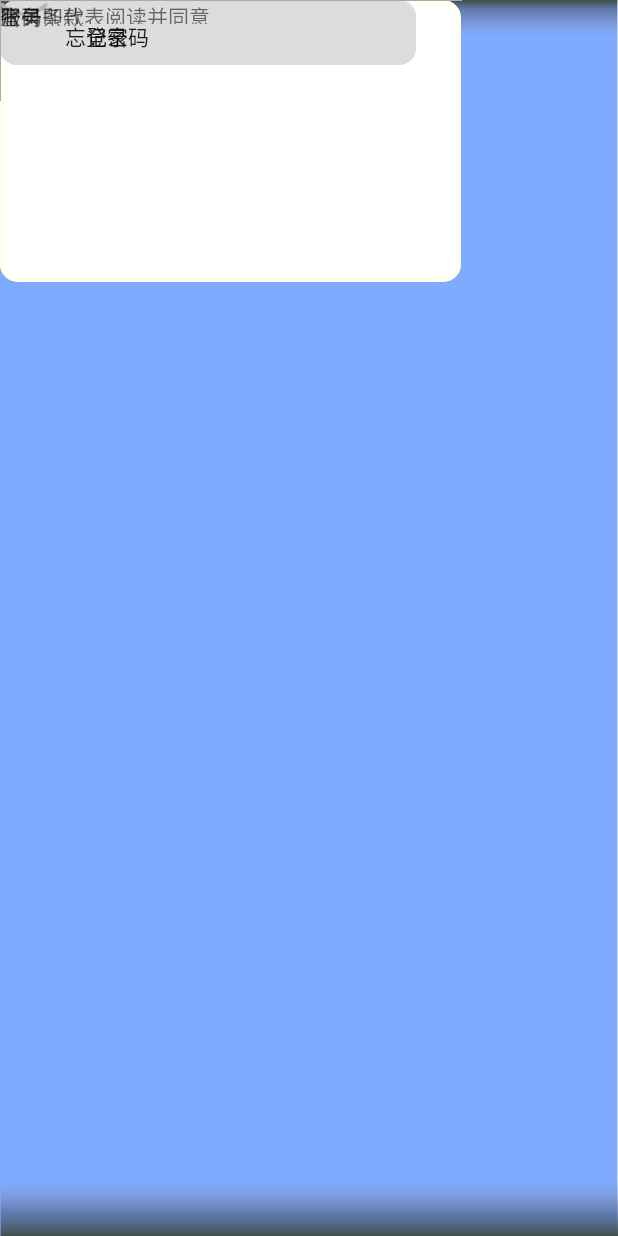
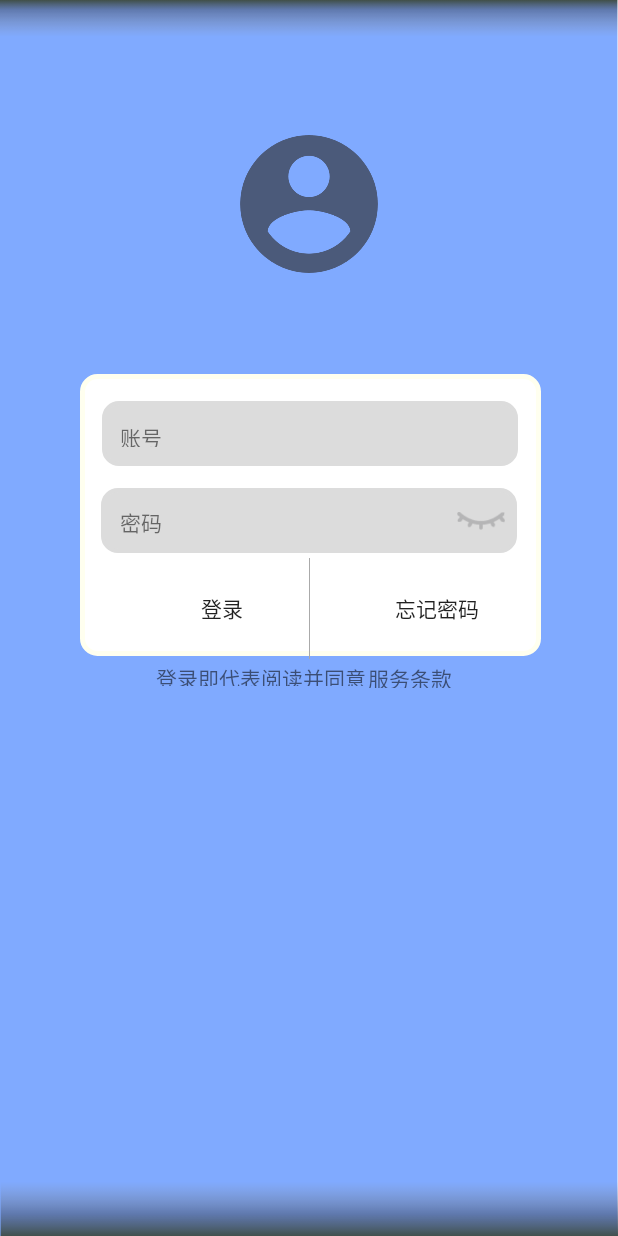
Before and after one commit to PluckySaltyfish/Tree, an Android app: the Login2Activity screen opened directly, with no data from a screen before it, on a phone screen of 412 x 824 dp. Run offline under Robolectric (Android 15) with nearby library versions, the phone set to English and light mode, and no system bars; Roboto replaces fonts that are not available here.

Commit message:
add restrictions

```diff
--- a/app/src/main/res/layout/activity_login2.xml
+++ b/app/src/main/res/layout/activity_login2.xml
@@ -7,37 +7,55 @@
     android:layout_height="match_parent"
     android:background="@drawable/background"
     tools:context="com.example.plucky.mytree.Login2Activity"
-    tools:ignore="ExtraText"
-    tools:layout_editor_absoluteY="25dp">
+    tools:ignore="ExtraText">
 
     <com.example.plucky.mytree.AvatarImageView
         android:id="@+id/imageView6"
         android:layout_width="92dp"
         android:layout_height="92dp"
+        android:layout_marginEnd="8dp"
+        android:layout_marginStart="8dp"
+        android:layout_marginTop="90dp"
+        app:layout_constraintEnd_toEndOf="parent"
+        app:layout_constraintStart_toStartOf="parent"
+        app:layout_constraintTop_toTopOf="parent"
         android:src="@drawable/me"
-        tools:ignore="MissingConstraints"
-        tools:layout_editor_absoluteX="134dp"
-        tools:layout_editor_absoluteY="90dp"/>
+        tools:ignore="MissingConstraints"/>
 
     <TextView
         android:id="@+id/textbackground"
         android:layout_width="307dp"
         android:layout_height="188dp"
+        android:layout_marginBottom="8dp"
+        android:layout_marginEnd="8dp"
+        android:layout_marginStart="8dp"
+        android:layout_marginTop="8dp"
         android:background="@drawable/testview_background"
         android:enabled="false"
-        tools:layout_editor_absoluteX="27dp"
-        tools:layout_editor_absoluteY="215dp"/>
+        app:layout_constraintBottom_toBottomOf="parent"
+        app:layout_constraintEnd_toEndOf="parent"
+        app:layout_constraintHorizontal_bias="0.508"
+        app:layout_constraintStart_toStartOf="parent"
+        app:layout_constraintTop_toBottomOf="@+id/imageView6"
+        app:layout_constraintVertical_bias="0.136"/>
 
 
     <Button
         android:id="@+id/loginin"
         android:layout_width="143dp"
         android:layout_height="48dp"
+        android:layout_marginBottom="8dp"
+        android:layout_marginStart="8dp"
+        android:layout_marginTop="8dp"
         android:background="@null"
         android:text="登录"
-        tools:ignore="MissingConstraints,RtlCompat"
-        tools:layout_editor_absoluteX="25dp"
-        tools:layout_editor_absoluteY="347dp"/>
+        app:layout_constraintBottom_toBottomOf="@+id/textbackground"
+        app:layout_constraintEnd_toStartOf="@+id/guideline"
+        app:layout_constraintHorizontal_bias="1.0"
+        app:layout_constraintStart_toStartOf="parent"
+        app:layout_constraintTop_toBottomOf="@+id/text2"
+        app:layout_constraintVertical_bias="1.0"
+        tools:ignore="MissingConstraints,RtlCompat"/>
 
     <android.support.constraint.Guideline
         android:id="@+id/guideline"
@@ -50,112 +68,195 @@
         android:id="@+id/forgetpassword"
         android:layout_width="143dp"
         android:layout_height="48dp"
+        android:layout_marginBottom="8dp"
+        android:layout_marginEnd="8dp"
+        android:layout_marginTop="8dp"
         android:background="@null"
         android:text="忘记密码"
-        tools:ignore="MissingConstraints,RtlCompat"
-        tools:layout_editor_absoluteX="168dp"
-        tools:layout_editor_absoluteY="347dp"/>
+        app:layout_constraintBottom_toBottomOf="@+id/textbackground"
+        app:layout_constraintEnd_toEndOf="parent"
+        app:layout_constraintHorizontal_bias="0.0"
+        app:layout_constraintStart_toStartOf="@+id/guideline"
+        app:layout_constraintTop_toBottomOf="@+id/text2"
+        app:layout_constraintVertical_bias="1.0"
+        tools:ignore="MissingConstraints,RtlCompat"/>
 
     <TextView
         android:id="@+id/text1"
         android:layout_width="277dp"
         android:layout_height="43dp"
+        android:layout_marginEnd="8dp"
+        android:layout_marginStart="8dp"
+        android:layout_marginTop="18dp"
         android:background="@drawable/userbackground"
         android:enabled="false"
-        tools:layout_editor_absoluteX="42dp"
-        tools:layout_editor_absoluteY="233dp"/>
+        app:layout_constraintEnd_toEndOf="parent"
+        app:layout_constraintHorizontal_bias="0.505"
+        app:layout_constraintStart_toStartOf="parent"
+        app:layout_constraintTop_toTopOf="@+id/textbackground"/>
 
     <TextView
         android:id="@+id/text2"
         android:layout_width="277dp"
         android:layout_height="43dp"
+        android:layout_marginBottom="8dp"
+        android:layout_marginEnd="8dp"
+        android:layout_marginStart="8dp"
+        android:layout_marginTop="8dp"
         android:background="@drawable/userbackground"
         android:enabled="false"
-        tools:layout_editor_absoluteX="42dp"
-        tools:layout_editor_absoluteY="287dp"/>
+        app:layout_constraintBottom_toBottomOf="parent"
+        app:layout_constraintEnd_toEndOf="parent"
+        app:layout_constraintStart_toStartOf="parent"
+        app:layout_constraintTop_toBottomOf="@+id/text1"
+        app:layout_constraintVertical_bias="0.015"/>
 
     <ImageView
         android:id="@+id/imageView8"
         android:layout_width="32dp"
         android:layout_height="16dp"
-        app:srcCompat="@drawable/eye1"
-        tools:layout_editor_absoluteX="279dp"
-        tools:layout_editor_absoluteY="301dp"/>
+        android:layout_marginBottom="8dp"
+        android:layout_marginEnd="8dp"
+        android:layout_marginStart="8dp"
+        android:layout_marginTop="8dp"
+        app:layout_constraintBottom_toBottomOf="@+id/text2"
+        app:layout_constraintEnd_toEndOf="@+id/text2"
+        app:layout_constraintHorizontal_bias="1.0"
+        app:layout_constraintStart_toStartOf="@+id/text2"
+        app:layout_constraintTop_toTopOf="@+id/text2"
+        app:srcCompat="@drawable/eye1"/>
 
     <TextView
         android:id="@+id/service"
         android:layout_width="141dp"
         android:layout_height="16dp"
+        android:layout_marginBottom="8dp"
+        android:layout_marginEnd="8dp"
+        android:layout_marginStart="8dp"
+        android:layout_marginTop="4dp"
         android:text="登录即代表阅读并同意"
-        tools:layout_editor_absoluteX="85dp"
-        tools:layout_editor_absoluteY="407dp"/>
+        app:layout_constraintBottom_toBottomOf="parent"
+        app:layout_constraintEnd_toEndOf="parent"
+        app:layout_constraintHorizontal_bias="0.378"
+        app:layout_constraintStart_toStartOf="parent"
+        app:layout_constraintTop_toBottomOf="@+id/textbackground"
+        app:layout_constraintVertical_bias="0.0"/>
 
     <TextView
         android:id="@+id/user1"
         android:layout_width="wrap_content"
         android:layout_height="17dp"
+        android:layout_marginBottom="8dp"
+        android:layout_marginEnd="8dp"
+        android:layout_marginStart="12dp"
+        android:layout_marginTop="8dp"
         android:text="账号 "
-        tools:ignore="RtlCompat"
-        tools:layout_editor_absoluteX="54dp"
-        tools:layout_editor_absoluteY="246dp"/>
+        app:layout_constraintBottom_toBottomOf="@+id/text1"
+        app:layout_constraintEnd_toEndOf="@+id/text1"
+        app:layout_constraintHorizontal_bias="0.0"
+        app:layout_constraintStart_toStartOf="@+id/text1"
+        app:layout_constraintTop_toTopOf="@+id/text1"
+        tools:ignore="RtlCompat"/>
 
     <TextView
         android:id="@+id/password1"
         android:layout_width="wrap_content"
         android:layout_height="wrap_content"
+        android:layout_marginBottom="8dp"
+        android:layout_marginEnd="8dp"
+        android:layout_marginStart="8dp"
+        android:layout_marginTop="8dp"
         android:text="密码"
-        tools:layout_editor_absoluteX="54dp"
-        tools:layout_editor_absoluteY="300dp"/>
+        app:layout_constraintBottom_toBottomOf="@+id/text2"
+        app:layout_constraintEnd_toStartOf="@+id/imageView8"
+        app:layout_constraintHorizontal_bias="0.091"
+        app:layout_constraintStart_toStartOf="@+id/textbackground"
+        app:layout_constraintTop_toTopOf="@+id/text2"
+        app:layout_constraintVertical_bias="0.625"/>
 
     <EditText
         android:id="@+id/password"
         android:layout_width="188dp"
         android:layout_height="32dp"
-        android:background="@null"
+        android:layout_marginBottom="8dp"
+        android:layout_marginEnd="8dp"
+        android:layout_marginStart="8dp"
+        android:layout_marginTop="8dp"
         android:ems="10"
         android:inputType="textPassword"
-        tools:layout_editor_absoluteX="86dp"
-        tools:layout_editor_absoluteY="295dp"/>
+        android:background="@null"
+        app:layout_constraintBottom_toBottomOf="@+id/text2"
+        app:layout_constraintEnd_toStartOf="@+id/imageView8"
+        app:layout_constraintHorizontal_bias="0.571"
+        app:layout_constraintStart_toEndOf="@+id/password1"
+        app:layout_constraintTop_toTopOf="@+id/text2"
+        app:layout_constraintVertical_bias="0.0"/>
 
     <EditText
         android:id="@+id/edituser"
         android:layout_width="189dp"
         android:layout_height="34dp"
-        android:background="@null"
+        android:layout_marginBottom="8dp"
+        android:layout_marginEnd="8dp"
+        android:layout_marginTop="8dp"
         android:ems="10"
         android:inputType="textPersonName"
         android:singleLine="false"
-        tools:ignore="RtlCompat"
-        tools:layout_editor_absoluteX="85dp"
-        tools:layout_editor_absoluteY="241dp"/>
+        android:background="@null"
+        app:layout_constraintBottom_toBottomOf="@+id/text1"
+        app:layout_constraintEnd_toEndOf="@+id/text1"
+        app:layout_constraintHorizontal_bias="0.0"
+        app:layout_constraintStart_toEndOf="@+id/user1"
+        app:layout_constraintTop_toTopOf="@+id/text1"
+        app:layout_constraintVertical_bias="0.0"
+        tools:ignore="RtlCompat"/>
 
     <TextView
         android:id="@+id/servicecontinue"
         android:layout_width="wrap_content"
         android:layout_height="17dp"
+        android:layout_marginBottom="8dp"
+        android:layout_marginEnd="8dp"
+        android:layout_marginTop="4dp"
         android:autoLink="all"
         android:text="@string/service_rule"
-        tools:ignore="RtlCompat"
-        tools:layout_editor_absoluteX="226dp"
-        tools:layout_editor_absoluteY="407dp"/>
+        app:layout_constraintBottom_toBottomOf="parent"
+        app:layout_constraintEnd_toEndOf="parent"
+        app:layout_constraintHorizontal_bias="0.0"
+        app:layout_constraintStart_toEndOf="@+id/service"
+        app:layout_constraintTop_toBottomOf="@+id/textbackground"
+        app:layout_constraintVertical_bias="0.0"
+        tools:ignore="RtlCompat"/>
 
     <View
         android:id="@+id/view1"
         android:layout_width="308dp"
 
         android:layout_height="0.1dp"
+        android:layout_marginBottom="8dp"
+        android:layout_marginEnd="8dp"
+        android:layout_marginStart="8dp"
+        android:layout_marginTop="5dp"
         android:background="@android:color/darker_gray"
-        tools:layout_editor_absoluteX="26dp"
-        tools:layout_editor_absoluteY="337dp"/>
+        app:layout_constraintBottom_toTopOf="@+id/loginin"
+        app:layout_constraintEnd_toEndOf="parent"
+        app:layout_constraintStart_toStartOf="parent"
+        app:layout_constraintTop_toBottomOf="@+id/text2"/>
 
     <View
         android:id="@+id/view2"
         android:layout_width="0.1dp"
         android:layout_height="67dp"
+        android:layout_marginBottom="8dp"
+        android:layout_marginEnd="8dp"
+        android:layout_marginStart="8dp"
+        android:layout_marginTop="8dp"
         android:background="@android:color/darker_gray"
+        app:layout_constraintBottom_toBottomOf="@id/textbackground"
 
-        tools:layout_editor_absoluteX="180dp"
-        tools:layout_editor_absoluteY="336dp"/>
+        app:layout_constraintEnd_toEndOf="parent"
+        app:layout_constraintStart_toStartOf="parent"
+        app:layout_constraintTop_toTopOf="@id/view1"/>
 
 
 </android.support.constraint.ConstraintLayout>
```
